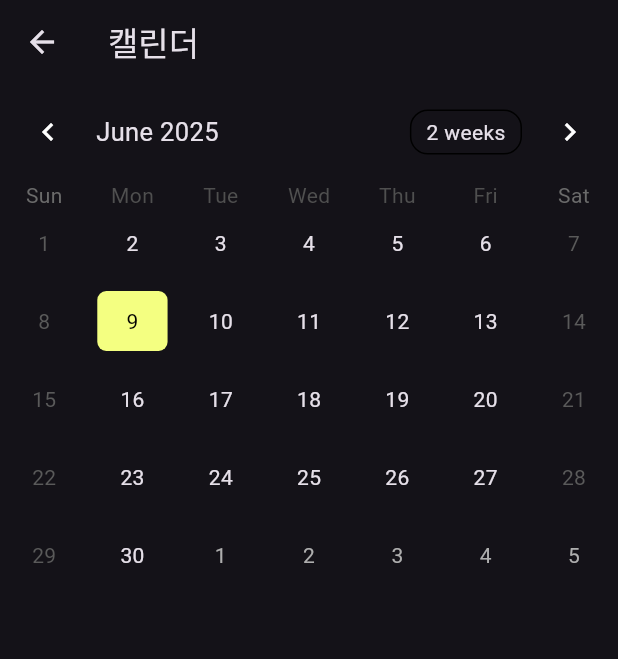
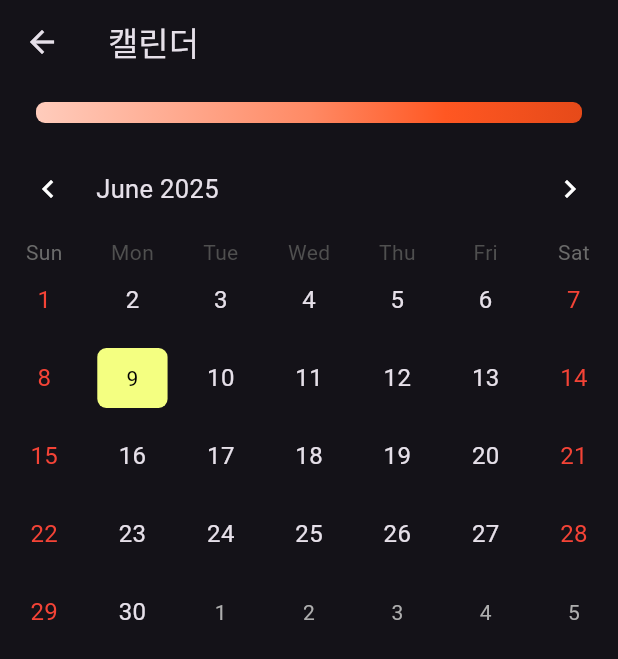
Before and after one commit to sejong0705/KKUBEO, a Flutter app: the CalendarPage screen opened directly, on a phone screen of 412 x 824 dp. Shown: the top 659 px of the screen. Run offline on Flutter 3.47's test engine with Material 3 defaults, Android fonts, the phone set to English and light mode, and no system bars; drawn by our look-alikes of table_calendar; our stand-ins replace cloud_firestore, device_info_plus, firebase_core, flutter_dotenv, percent_indicator, shared_preferences; accounts and stored records are empty.

```diff
--- a/lib/calendar_page.dart
+++ b/lib/calendar_page.dart
@@ -137,7 +137,6 @@ class _CalendarPageState extends State<CalendarPage> {
     if (percentage < 0.75) return Colors.deepOrange[500]!;
     return Colors.deepOrange[700]!;
   }
-
   @override
   Widget build(BuildContext context) {
     return Scaffold(
@@ -145,6 +144,27 @@ class _CalendarPageState extends State<CalendarPage> {
       body: SingleChildScrollView(
         child: Column(
           children: [
+            Padding(
+              padding: const EdgeInsets.symmetric(horizontal: 24.0, vertical: 12.0),
+              child: Container(
+                height: 14,
+                decoration: BoxDecoration(
+                  borderRadius: BorderRadius.circular(6),
+                  gradient: LinearGradient(
+                    begin: Alignment.centerLeft,
+                    end: Alignment.centerRight,
+                    colors: [
+                      Colors.deepOrange[100]!,
+                      Colors.deepOrange[200]!,
+                      Colors.deepOrange[300]!,
+                      Colors.deepOrange[500]!,
+                      Colors.deepOrange[700]!,
+                    ],
+                    stops: const [0.0, 0.25, 0.5, 0.75, 1.0],
+                  ),
+                ),
+              ),
+            ),
             TableCalendar(
               firstDay: DateTime.utc(2001, 1, 1),
               lastDay: DateTime.utc(2099, 12, 31),
@@ -163,6 +183,16 @@ class _CalendarPageState extends State<CalendarPage> {
                   });
                 }
               },
+              //2week 버튼 안보이게
+              calendarFormat: CalendarFormat.month,
+              availableCalendarFormats: const {
+                CalendarFormat.month: '',
+              },
+              calendarStyle: const CalendarStyle(
+                defaultTextStyle: TextStyle(fontSize: 16), //일반 날짜
+                weekendTextStyle: TextStyle(fontSize: 16, color: Colors.red), //주말
+                todayTextStyle: TextStyle(fontSize: 16), //오늘
+              ),
               calendarBuilders: CalendarBuilders(
                 defaultBuilder: (context, day, _) {
                   final date = DateTime(day.year, day.month, day.day);
--- a/lib/widgets/routine_add_page.dart
+++ b/lib/widgets/routine_add_page.dart
@@ -53,7 +53,6 @@ class _RoutineAddPageState extends State<RoutineAddPage> {
           .collection('routines')
           .add({
         'title': title,
-        'isAiGenerated': false,
         'createdAt': Timestamp.now(),
         'repeatDays': selectedDays,
       });
```
Also changed, not shown: lib/my_page.dart (+9 -5 lines).
